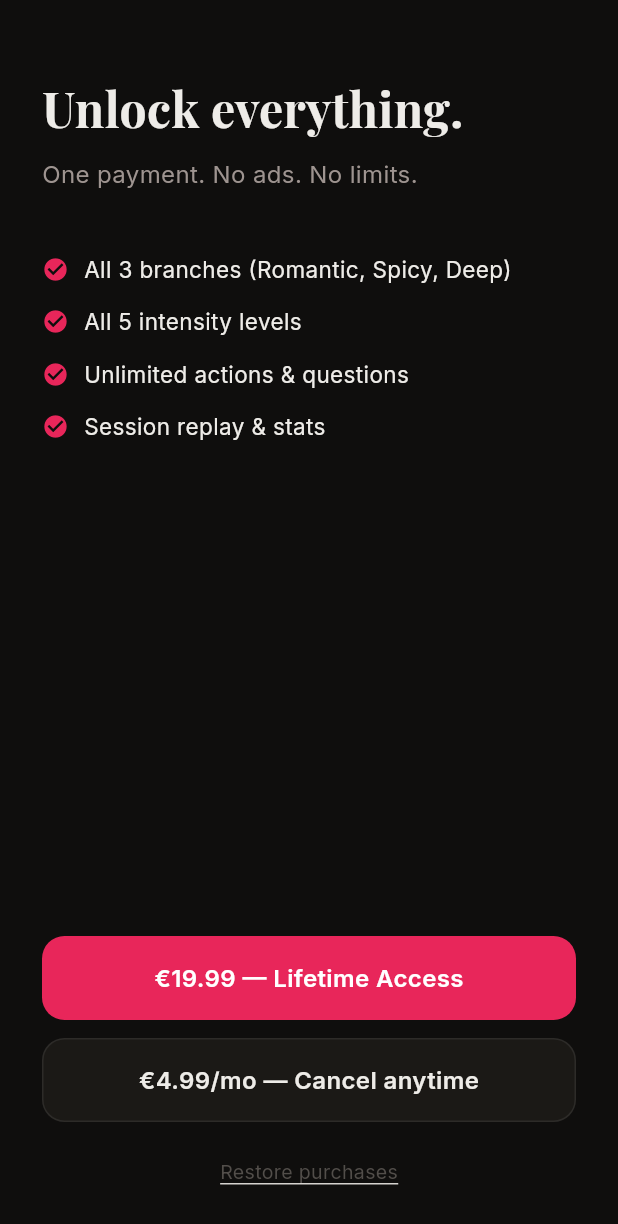
After one commit to vincent-roye/first_date, a Flutter app: the PaywallScreen screen opened directly, on a phone screen of 412 x 824 dp. The commit adds this screen. Shown: the top 1224 px of the screen. Run offline on Flutter 3.47's test engine with Material 3 defaults, Android fonts, the phone set to English and light mode, and no system bars; our stand-ins replace google_fonts; missing offline and left inert: purchases_flutter.

Commit message:
feat(oussama): add RevenueCat integration and paywall
- Add purchases_flutter dependency
- Create RevenueCatService for IAP management
- Add PaywallScreen with lifetime (€19.99) and subscription (€4.99/mo) options
- Update IntroScreen to check premium status and gate content
- Freemium model: free users can start but are prompted to upgrade

Business logic per Oussama's monetization strategy.

```diff
--- /dev/null
+++ b/lib/screens/paywall_screen.dart
@@ -0,0 +1,187 @@
+import 'package:flutter/material.dart';
+import 'package:google_fonts/google_fonts.dart';
+import '../main.dart';
+import '../services/revenue_cat_service.dart';
+
+class PaywallScreen extends StatefulWidget {
+  const PaywallScreen({super.key});
+
+  @override
+  State<PaywallScreen> createState() => _PaywallScreenState();
+}
+
+class _PaywallScreenState extends State<PaywallScreen> {
+  bool _isLoading = false;
+  String? _error;
+
+  Future<void> _purchase(bool isSubscription) async {
+    setState(() { _isLoading = true; _error = null; });
+    try {
+      if (isSubscription) {
+        await RevenueCatService.purchaseSubscription();
+      } else {
+        await RevenueCatService.purchaseOneTime();
+      }
+      if (mounted) Navigator.pop(context, true);
+    } catch (e) {
+      setState(() { _error = e.toString(); });
+    } finally {
+      setState(() { _isLoading = false; });
+    }
+  }
+
+  @override
+  Widget build(BuildContext context) {
+    return Scaffold(
+      backgroundColor: AppColors.background,
+      body: SafeArea(
+        child: Padding(
+          padding: const EdgeInsets.symmetric(horizontal: 28),
+          child: Column(
+            crossAxisAlignment: CrossAxisAlignment.start,
+            children: [
+              const SizedBox(height: 48),
+              Text('Unlock everything.',
+                style: GoogleFonts.playfairDisplay(
+                  fontSize: 32, fontWeight: FontWeight.w700,
+                  color: AppColors.textPrimary,
+                )),
+              const SizedBox(height: 8),
+              Text('One payment. No ads. No limits.',
+                style: GoogleFonts.inter(
+                  fontSize: 16, color: AppColors.textSecondary,
+                )),
+
+              const SizedBox(height: 40),
+
+              _Feature('All 3 branches (Romantic, Spicy, Deep)'),
+              _Feature('All 5 intensity levels'),
+              _Feature('Unlimited actions & questions'),
+              _Feature('Session replay & stats'),
+
+              const Spacer(),
+
+              if (_error != null)
+                Padding(
+                  padding: const EdgeInsets.only(bottom: 12),
+                  child: Text(_error!,
+                    style: GoogleFonts.inter(fontSize: 13, color: Colors.redAccent)),
+                ),
+
+              _PayButton(
+                label: '€19.99 — Lifetime Access',
+                isLoading: _isLoading,
+                onTap: () => _purchase(false),
+              ),
+
+              const SizedBox(height: 12),
+
+              _PayButton(
+                label: '€4.99/mo — Cancel anytime',
+                isSecondary: true,
+                isLoading: _isLoading,
+                onTap: () => _purchase(true),
+              ),
+
+              const SizedBox(height: 24),
+
+              Center(
+                child: GestureDetector(
+                  onTap: () async {
+                    await RevenueCatService.restorePurchases();
+                    if (await RevenueCatService.isPremium() && mounted) {
+                      Navigator.pop(context, true);
+                    }
+                  },
+                  child: Text('Restore purchases',
+                    style: GoogleFonts.inter(
+                      fontSize: 13, color: AppColors.textDisabled,
+                      decoration: TextDecoration.underline)),
+                ),
+              ),
+
+              const SizedBox(height: 32),
+            ],
+          ),
+        ),
+      ),
+    );
+  }
+}
+
+class _Feature extends StatelessWidget {
+  final String text;
+  const _Feature(this.text);
+
+  @override
+  Widget build(BuildContext context) {
+    return Padding(
+      padding: const EdgeInsets.only(bottom: 12),
+      child: Row(children: [
+        const Icon(Icons.check_circle, size: 18, color: AppColors.accent),
+        const SizedBox(width: 10),
+        Expanded(child: Text(text,
+          style: GoogleFonts.inter(fontSize: 15, color: AppColors.textPrimary))),
+      ]),
+    );
+  }
+}
+
+class _PayButton extends StatefulWidget {
+  final String label;
+  final bool isSecondary;
+  final bool isLoading;
+  final VoidCallback onTap;
+
+  const _PayButton({
+    required this.label,
+    this.isSecondary = false,
+    required this.isLoading,
+    required this.onTap,
+  });
+
+  @override
+  State<_PayButton> createState() => _PayButtonState();
+}
+
+class _PayButtonState extends State<_PayButton> {
+  bool _pressed = false;
+
+  @override
+  Widget build(BuildContext context) {
+    return GestureDetector(
+      onTap: widget.isLoading ? null : () {
+        setState(() => _pressed = true);
+        Future.delayed(const Duration(milliseconds: 100), () {
+          setState(() => _pressed = false);
+          widget.onTap();
+        });
+      },
+      child: AnimatedScale(
+        scale: _pressed ? 0.97 : 1.0,
+        duration: const Duration(milliseconds: 100),
+        child: Container(
+          width: double.infinity,
+          height: 56,
+          decoration: BoxDecoration(
+            color: widget.isSecondary ? AppColors.surface : AppColors.accent,
+            borderRadius: BorderRadius.circular(AppRadius.button),
+            border: widget.isSecondary
+                ? Border.all(color: AppColors.borderSubtle)
+                : null,
+          ),
+          child: Center(
+            child: widget.isLoading
+                ? const SizedBox(
+                    width: 20, height: 20,
+                    child: CircularProgressIndicator(strokeWidth: 2, color: Colors.white))
+                : Text(widget.label,
+                    style: GoogleFonts.inter(
+                      fontSize: 16, fontWeight: FontWeight.w600,
+                      color: widget.isSecondary ? AppColors.textPrimary : Colors.white)),
+          ),
+        ),
+      ),
+    );
+  }
+}
--- /dev/null
+++ b/lib/services/revenue_cat_service.dart
@@ -0,0 +1,65 @@
+import 'package:purchases_flutter/purchases_flutter.dart';
+
+class RevenueCatService {
+  static const String _apiKey = "YOUR_REVENUECAT_API_KEY";
+  static const String _entitlementId = "premium";
+
+  static const String _productIdOneTime = "first_date_lifetime";
+  static const String _productIdSubscription = "first_date_monthly";
+
+  static Future<void> init() async {
+    await Purchases.setLogLevel(LogLevel.debug);
+    await Purchases.configure(PurchasesConfiguration(_apiKey));
+  }
+
+  static Future<bool> isPremium() async {
+    try {
+      final customerInfo = await Purchases.getCustomerInfo();
+      return customerInfo.entitlements.active.containsKey(_entitlementId);
+    } catch (e) {
+      return false;
+    }
+  }
+
+  static Future<void> purchaseOneTime() async {
+    try {
+      final package = await _getPackage(_productIdOneTime);
+      if (package != null) {
+        await Purchases.purchasePackage(package);
+      }
+    } catch (e) {
+      rethrow;
+    }
+  }
+
+  static Future<void> purchaseSubscription() async {
+    try {
+      final package = await _getPackage(_productIdSubscription);
+      if (package != null) {
+        await Purchases.purchasePackage(package);
+      }
+    } catch (e) {
+      rethrow;
+    }
+  }
+
+  static Future<Package?> _getPackage(String productId) async {
+    try {
+      final offerings = await Purchases.getOfferings();
+      final current = offerings.current;
+      if (current != null) {
+        return current.availablePackages.firstWhere(
+          (p) => p.storeProduct.identifier == productId,
+          orElse: () => current.availablePackages.first,
+        );
+      }
+    } catch (e) {
+      // ignore
+    }
+    return null;
+  }
+
+  static Future<void> restorePurchases() async {
+    await Purchases.restorePurchases();
+  }
+}
--- a/pubspec.yaml
+++ b/pubspec.yaml
@@ -10,6 +10,7 @@ dependencies:
   flutter:
     sdk: flutter
   google_fonts: ^6.1.0
+  purchases_flutter: ^9.16.0
   shared_preferences: ^2.2.2
 
 dev_dependencies:
```
Also changed, not shown: lib/screens/intro_screen.dart (+54 -11 lines), pubspec.lock, 1 other file.
